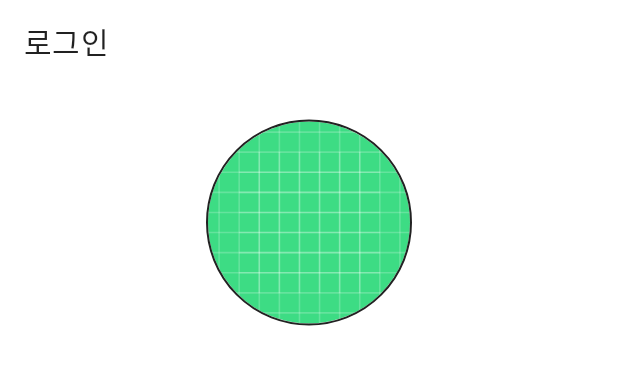
After one commit to BeryWell/BeryWell, an Android app: the layout activity_my_page.xml on its own in the app's theme, with its tools: preview values and no code run, on a phone screen of 412 x 824 dp. The commit adds this screen. Shown: the top 365 px of the screen. Run offline under Robolectric (Android 15) with nearby library versions, the phone set to English and light mode, and no system bars.

Commit message:
UI settings

```diff
--- a/BeryWell/app/build.gradle
+++ b/BeryWell/app/build.gradle
@@ -36,7 +36,9 @@ android {
 }
 
 dependencies {
-
+    implementation 'com.github.bumptech.glide:glide:4.10.0'
+    annotationProcessor 'com.github.bumptech.glide:compiler:4.10.0'
+    implementation 'de.hdodenhof:circleimageview:3.1.0'
     implementation 'androidx.core:core-ktx:1.7.0'
     implementation 'androidx.appcompat:appcompat:1.5.1'
     implementation 'com.google.android.material:material:1.7.0'
--- /dev/null
+++ b/BeryWell/app/src/main/res/layout/activity_my_page.xml
@@ -0,0 +1,46 @@
+<?xml version="1.0" encoding="utf-8"?>
+<androidx.constraintlayout.widget.ConstraintLayout xmlns:android="http://schemas.android.com/apk/res/android"
+    xmlns:app="http://schemas.android.com/apk/res-auto"
+    xmlns:tools="http://schemas.android.com/tools"
+    android:layout_width="match_parent"
+    android:layout_height="match_parent"
+    tools:context=".MyPageActivity">
+
+    <androidx.appcompat.widget.Toolbar
+        android:id="@+id/mypage_tb"
+        android:layout_width="match_parent"
+        android:layout_height="?attr/actionBarSize"
+        app:layout_constraintTop_toTopOf="parent"
+        app:layout_constraintStart_toStartOf="parent"
+        app:layout_constraintEnd_toEndOf="parent"
+        app:title="로그인"/>
+
+
+    <androidx.constraintlayout.widget.ConstraintLayout
+        android:layout_width="match_parent"
+        android:layout_height="0dp"
+        app:layout_constraintStart_toStartOf="parent"
+        app:layout_constraintEnd_toEndOf="parent"
+        app:layout_constraintTop_toBottomOf="@+id/mypage_tb"
+        app:layout_constraintBottom_toBottomOf="parent">
+
+        <de.hdodenhof.circleimageview.CircleImageView
+            android:id="@+id/mypage_image"
+            android:layout_width="0dp"
+            app:layout_constraintWidth_percent="0.334"
+            android:layout_height="0dp"
+            app:layout_constraintHeight_percent="0.188"
+            android:src="@drawable/ic_launcher_background"
+            android:layout_gravity="center"
+            android:layout_marginTop="20dp"
+            app:civ_border_color="@color/mypage_black"
+            app:civ_border_overlay="true"
+            app:civ_border_width="1dp"
+            app:layout_constraintStart_toStartOf="parent"
+            app:layout_constraintEnd_toEndOf="parent"
+            app:layout_constraintTop_toTopOf="parent"/>
+
+    </androidx.constraintlayout.widget.ConstraintLayout>
+
+
+</androidx.constraintlayout.widget.ConstraintLayout>
--- a/BeryWell/app/src/main/res/values/colors.xml
+++ b/BeryWell/app/src/main/res/values/colors.xml
@@ -7,4 +7,6 @@
     <color name="teal_700">#FF018786</color>
     <color name="black">#FF000000</color>
     <color name="white">#FFFFFFFF</color>
+    <color name="mypage_logout">#6524FF</color>
+    <color name="mypage_black">#222222</color>
 </resources>
```
Also changed, not shown: BeryWell/app/src/main/AndroidManifest.xml (+8 -3 lines), BeryWell/app/src/main/java/com/example/berywell/MyPageActivity.kt (added, +19 -0 lines).
